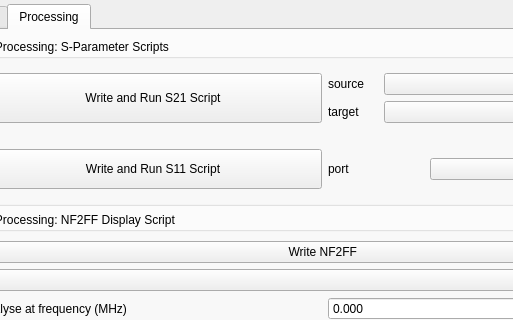
Above: ui/dialog.ui from LubomirJagos/FreeCAD-OpenEMS-Export before the change; both pictures show x 770 to 1283 and y 0 to 320 of the 1467 by 741 pixel window. Below: the same form after it.
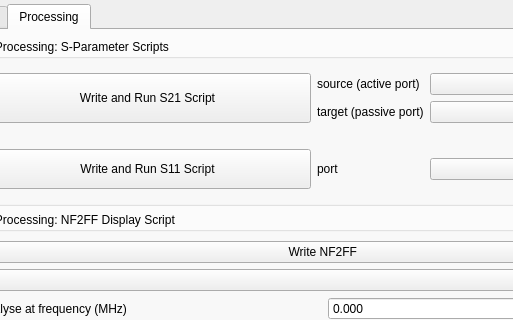
That is the form after the change. The open tabs and pages were chosen to show the change.

Commit message: BACKUP COMMIT scripts to write Sxx paramm=s corrected, added warning messages when things wrong set, renewed NF2FF script generation similar to S21, S11 scripts. GUI should be finished, but need validation (S11, S21, NF2FF functions)

```diff
--- a/ui/dialog.ui
+++ b/ui/dialog.ui
@@ -5637,7 +5637,7 @@
                        </size>
                       </property>
                       <property name="text">
-                       <string>source</string>
+                       <string>source (active port)</string>
                       </property>
                      </widget>
                     </item>
@@ -5660,7 +5660,7 @@
                        </size>
                       </property>
                       <property name="text">
-                       <string>target</string>
+                       <string>target (passive port)</string>
                       </property>
                      </widget>
                     </item>
```
The commit also changes 3 other files.
